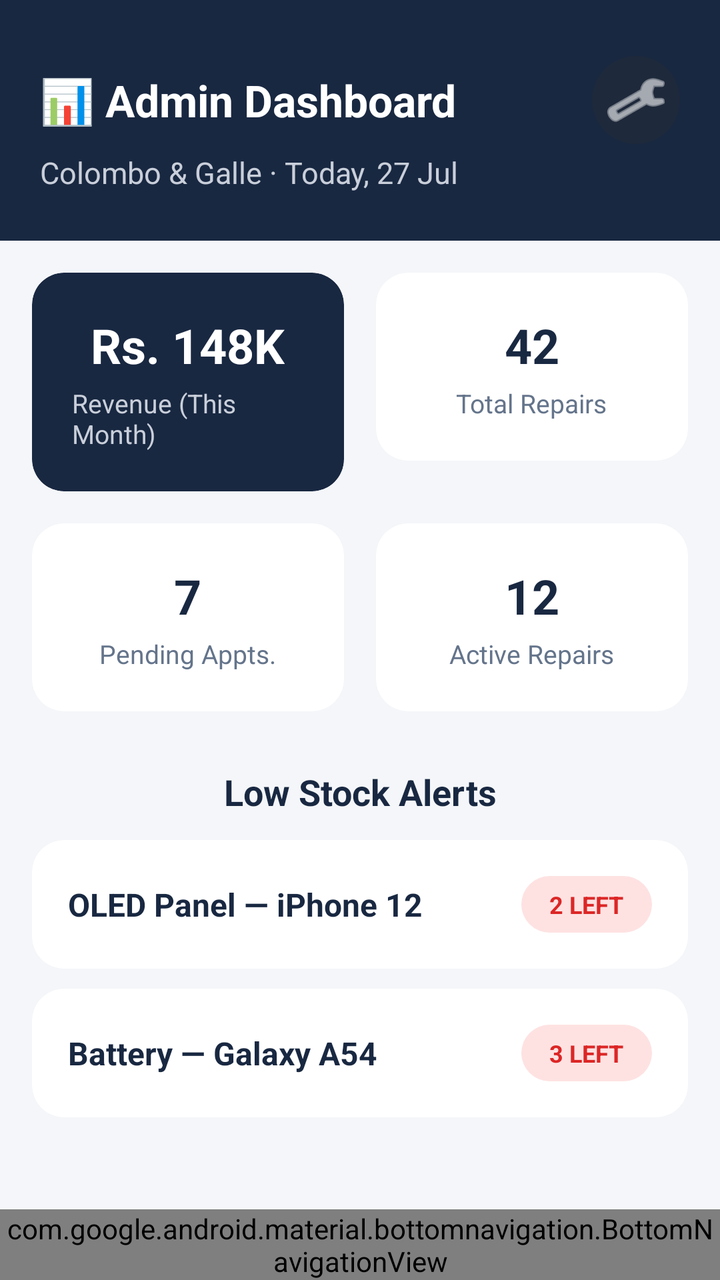
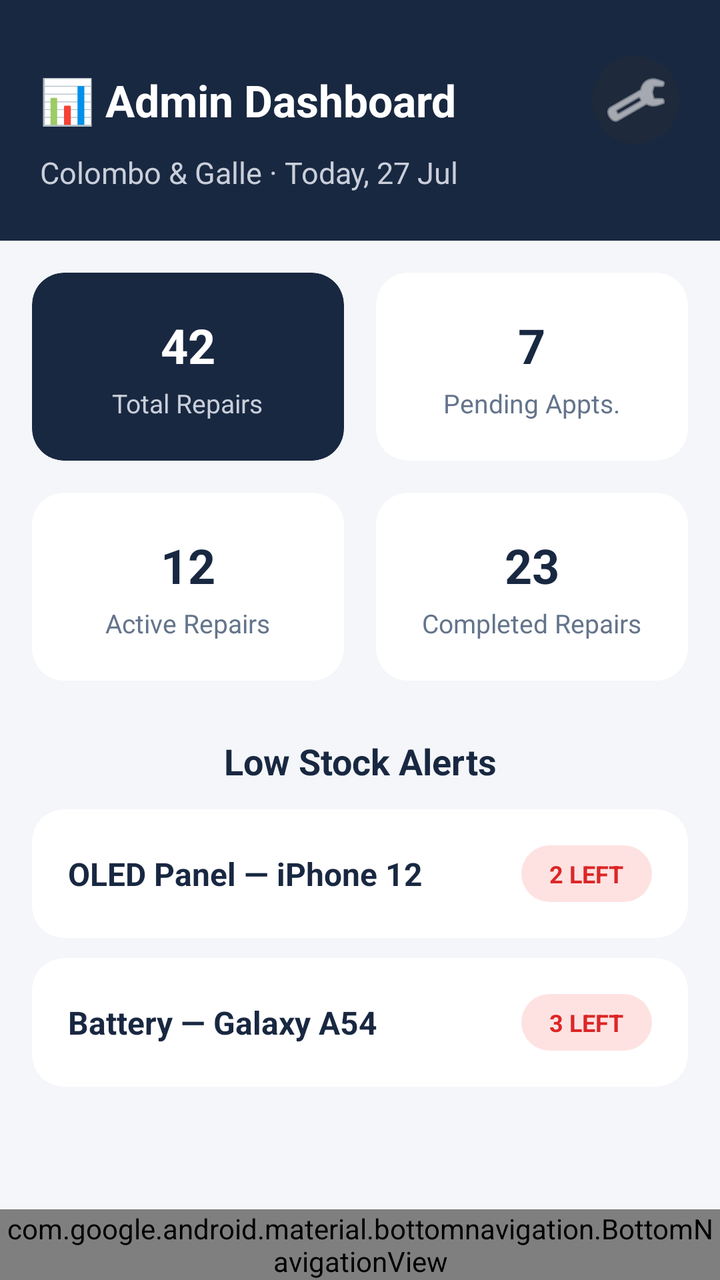

Before-and-after screenshots of an Android layout around one commit, followed by the original layout XML and the change that was made.
<!-- AndroidManifest.xml: application theme Theme.TechFix -->
<!-- res/layout/fragment_admin_dashboard.xml -->
<androidx.constraintlayout.widget.ConstraintLayout xmlns:android="http://schemas.android.com/apk/res/android" xmlns:app="http://schemas.android.com/apk/res-auto" android:layout_width="match_parent" android:layout_height="match_parent" android:background="@color/techfix_bg">

<LinearLayout android:id="@+id/header" android:layout_width="0dp" android:layout_height="wrap_content" android:background="@color/techfix_navy" android:orientation="vertical" android:paddingStart="20dp" android:paddingEnd="20dp" android:paddingTop="28dp" android:paddingBottom="24dp" app:layout_constraintTop_toTopOf="parent" app:layout_constraintStart_toStartOf="parent" app:layout_constraintEnd_toEndOf="parent">
<LinearLayout android:layout_width="match_parent" android:layout_height="wrap_content" android:orientation="horizontal" android:gravity="center_vertical">
<TextView android:id="@+id/tvDashboardTitle" android:layout_width="0dp" android:layout_height="wrap_content" android:layout_weight="1" android:text="📊 Admin Dashboard" android:textColor="@color/techfix_white" android:textSize="22sp" android:textStyle="bold"/>
<ImageButton android:id="@+id/btnSettings" android:layout_width="44dp" android:layout_height="44dp" android:background="@drawable/bg_icon_button_navy" android:contentDescription="Settings" android:src="@android:drawable/ic_menu_manage" app:tint="@color/techfix_white"/>
</LinearLayout>
<TextView android:id="@+id/tvDashboardSubtitle" android:layout_width="wrap_content" android:layout_height="wrap_content" android:layout_marginTop="4dp" android:text="Colombo &amp; Galle · Today, 27 Jul" android:textColor="#C9CFDA" android:textSize="15sp"/>
</LinearLayout>

<androidx.core.widget.NestedScrollView android:layout_width="0dp" android:layout_height="0dp" app:layout_constraintTop_toBottomOf="@id/header" app:layout_constraintBottom_toTopOf="@id/bottomNav" app:layout_constraintStart_toStartOf="parent" app:layout_constraintEnd_toEndOf="parent">
<LinearLayout android:layout_width="match_parent" android:layout_height="wrap_content" android:orientation="vertical" android:padding="16dp">

<LinearLayout android:layout_width="match_parent" android:layout_height="wrap_content" android:orientation="horizontal">
<androidx.cardview.widget.CardView android:layout_width="0dp" android:layout_height="wrap_content" android:layout_weight="1" android:layout_marginEnd="8dp" app:cardBackgroundColor="@color/techfix_navy" app:cardCornerRadius="16dp" app:cardElevation="0dp">
<LinearLayout android:layout_width="match_parent" android:layout_height="wrap_content" android:orientation="vertical" android:gravity="center" android:padding="20dp">
<TextView android:id="@+id/tvRevenueValue" android:layout_width="wrap_content" android:layout_height="wrap_content" android:text="Rs. 148K" android:textColor="@color/techfix_white" android:textSize="24sp" android:textStyle="bold"/>
<TextView android:layout_width="wrap_content" android:layout_height="wrap_content" android:layout_marginTop="4dp" android:text="Revenue (This Month)" android:textColor="#C9CFDA" android:textSize="13sp"/>
</LinearLayout>
</androidx.cardview.widget.CardView>
<androidx.cardview.widget.CardView android:layout_width="0dp" android:layout_height="wrap_content" android:layout_weight="1" android:layout_marginStart="8dp" app:cardBackgroundColor="@color/techfix_white" app:cardCornerRadius="16dp" app:cardElevation="0dp" app:strokeColor="@color/techfix_light_gray">
<LinearLayout android:layout_width="match_parent" android:layout_height="wrap_content" android:orientation="vertical" android:gravity="center" android:padding="20dp">
<TextView android:id="@+id/tvTotalRepairs" android:layout_width="wrap_content" android:layout_height="wrap_content" android:text="42" android:textColor="@color/techfix_navy" android:textSize="24sp" android:textStyle="bold"/>
<TextView android:layout_width="wrap_content" android:layout_height="wrap_content" android:layout_marginTop="4dp" android:text="Total Repairs" android:textColor="@color/techfix_gray_text" android:textSize="13sp"/>
</LinearLayout>
</androidx.cardview.widget.CardView>
</LinearLayout>
<LinearLayout android:layout_width="match_parent" android:layout_height="wrap_content" android:layout_marginTop="16dp" android:orientation="horizontal">
<androidx.cardview.widget.CardView android:layout_width="0dp" android:layout_height="wrap_content" android:layout_weight="1" android:layout_marginEnd="8dp" app:cardBackgroundColor="@color/techfix_white" app:cardCornerRadius="16dp" app:cardElevation="0dp">
<LinearLayout android:layout_width="match_parent" android:layout_height="wrap_content" android:orientation="vertical" android:gravity="center" android:padding="20dp">
<TextView android:id="@+id/tvPendingAppointments" android:layout_width="wrap_content" android:layout_height="wrap_content" android:text="7" android:textColor="@color/techfix_navy" android:textSize="24sp" android:textStyle="bold"/>
<TextView android:layout_width="wrap_content" android:layout_height="wrap_content" android:layout_marginTop="4dp" android:text="Pending Appts." android:textColor="@color/techfix_gray_text" android:textSize="13sp"/>
</LinearLayout>
</androidx.cardview.widget.CardView>
<androidx.cardview.widget.CardView android:layout_width="0dp" android:layout_height="wrap_content" android:layout_weight="1" android:layout_marginStart="8dp" app:cardBackgroundColor="@color/techfix_white" app:cardCornerRadius="16dp" app:cardElevation="0dp">
<LinearLayout android:layout_width="match_parent" android:layout_height="wrap_content" android:orientation="vertical" android:gravity="center" android:padding="20dp">
<TextView android:id="@+id/tvActiveRepairs" android:layout_width="wrap_content" android:layout_height="wrap_content" android:text="12" android:textColor="@color/techfix_navy" android:textSize="24sp" android:textStyle="bold"/>
<TextView android:layout_width="wrap_content" android:layout_height="wrap_content" android:layout_marginTop="4dp" android:text="Active Repairs" android:textColor="@color/techfix_gray_text" android:textSize="13sp"/>
</LinearLayout>
</androidx.cardview.widget.CardView>
</LinearLayout>

<TextView android:layout_width="match_parent" android:layout_height="wrap_content" android:layout_marginTop="28dp" android:layout_marginBottom="12dp" android:gravity="center" android:text="Low Stock Alerts" android:textColor="@color/techfix_navy" android:textSize="18sp" android:textStyle="bold"/>

<LinearLayout android:id="@+id/lowStockContainer" android:layout_width="match_parent" android:layout_height="wrap_content" android:orientation="vertical">
<androidx.cardview.widget.CardView android:layout_width="match_parent" android:layout_height="wrap_content" android:layout_marginBottom="10dp" app:cardBackgroundColor="@color/techfix_white" app:cardCornerRadius="16dp" app:cardElevation="0dp">
<LinearLayout android:layout_width="match_parent" android:layout_height="wrap_content" android:orientation="horizontal" android:gravity="center_vertical" android:padding="18dp">
<TextView android:layout_width="0dp" android:layout_height="wrap_content" android:layout_weight="1" android:text="OLED Panel — iPhone 12" android:textColor="@color/techfix_navy" android:textSize="16sp" android:textStyle="bold"/>
<TextView android:layout_width="wrap_content" android:layout_height="wrap_content" android:background="@drawable/bg_pill_red" android:paddingStart="14dp" android:paddingEnd="14dp" android:paddingTop="6dp" android:paddingBottom="6dp" android:text="2 LEFT" android:textColor="@color/techfix_red" android:textSize="12sp" android:textStyle="bold"/>
</LinearLayout>
</androidx.cardview.widget.CardView>
<androidx.cardview.widget.CardView android:layout_width="match_parent" android:layout_height="wrap_content" app:cardBackgroundColor="@color/techfix_white" app:cardCornerRadius="16dp" app:cardElevation="0dp">
<LinearLayout android:layout_width="match_parent" android:layout_height="wrap_content" android:orientation="horizontal" android:gravity="center_vertical" android:padding="18dp">
<TextView android:layout_width="0dp" android:layout_height="wrap_content" android:layout_weight="1" android:text="Battery — Galaxy A54" android:textColor="@color/techfix_navy" android:textSize="16sp" android:textStyle="bold"/>
<TextView android:layout_width="wrap_content" android:layout_height="wrap_content" android:background="@drawable/bg_pill_red" android:paddingStart="14dp" android:paddingEnd="14dp" android:paddingTop="6dp" android:paddingBottom="6dp" android:text="3 LEFT" android:textColor="@color/techfix_red" android:textSize="12sp" android:textStyle="bold"/>
</LinearLayout>
</androidx.cardview.widget.CardView>
</LinearLayout>
</LinearLayout>
</androidx.core.widget.NestedScrollView>

<com.google.android.material.bottomnavigation.BottomNavigationView android:id="@+id/bottomNav" android:layout_width="0dp" android:layout_height="wrap_content" android:background="@color/techfix_white" app:itemIconTint="@color/nav_item_color_selector" app:itemTextColor="@color/nav_item_color_selector" app:menu="@menu/menu_admin_bottom_nav" app:layout_constraintBottom_toBottomOf="parent" app:layout_constraintStart_toStartOf="parent" app:layout_constraintEnd_toEndOf="parent"/>
</androidx.constraintlayout.widget.ConstraintLayout>
<!-- resources referenced by this layout -->
<resources>
  <color name="techfix_bg">#F4F6F9</color>
  <color name="techfix_gray_text">#64748B</color>
  <color name="techfix_light_gray">#E2E8F0</color>
  <color name="techfix_navy">#192841</color>
  <color name="techfix_red">#DC2626</color>
  <color name="techfix_white">#FFFFFF</color>
  <!-- drawable bg_icon_button_navy (drawable) -->
  <?xml version="1.0" encoding="utf-8"?>
  <shape xmlns:android="http://schemas.android.com/apk/res/android" android:shape="oval">
      <solid android:color="#1E293B" />
  </shape>
  <!-- drawable bg_pill_red (drawable) -->
  <?xml version="1.0" encoding="utf-8"?>
  <shape xmlns:android="http://schemas.android.com/apk/res/android" android:shape="rectangle">
      <solid android:color="#FEE2E2" />
      <corners android:radius="20dp" />
  </shape>
  <style name="Theme.TechFix" parent="Base.Theme.TechFix" />
  <style name="Base.Theme.TechFix" parent="Theme.Material3.DayNight.NoActionBar">
          
          <item name="colorPrimary">@color/accent_amber</item>
          <item name="colorOnPrimary">@color/white</item>
          <item name="colorPrimaryContainer">@color/navy_header</item>
          <item name="colorOnPrimaryContainer">@color/white</item>
          <item name="android:windowBackground">@color/bg_app</item>
          <item name="android:statusBarColor">@color/navy_header</item>
      </style>
  <color name="accent_amber">#F59E0B</color>
  <color name="white">#FFFFFFFF</color>
  <color name="navy_header">#192841</color>
  <color name="bg_app">#F4F6F9</color>
</resources>

<!-- the commit's change to res/layout/fragment_admin_dashboard.xml (unified diff, before → after) -->
@@ -14,28 +14,28 @@
 <LinearLayout android:layout_width="match_parent" android:layout_height="wrap_content" android:orientation="horizontal">
 <androidx.cardview.widget.CardView android:layout_width="0dp" android:layout_height="wrap_content" android:layout_weight="1" android:layout_marginEnd="8dp" app:cardBackgroundColor="@color/techfix_navy" app:cardCornerRadius="16dp" app:cardElevation="0dp">
 <LinearLayout android:layout_width="match_parent" android:layout_height="wrap_content" android:orientation="vertical" android:gravity="center" android:padding="20dp">
-<TextView android:id="@+id/tvRevenueValue" android:layout_width="wrap_content" android:layout_height="wrap_content" android:text="Rs. 148K" android:textColor="@color/techfix_white" android:textSize="24sp" android:textStyle="bold"/>
-<TextView android:layout_width="wrap_content" android:layout_height="wrap_content" android:layout_marginTop="4dp" android:text="Revenue (This Month)" android:textColor="#C9CFDA" android:textSize="13sp"/>
+<TextView android:id="@+id/tvTotalRepairs" android:layout_width="wrap_content" android:layout_height="wrap_content" android:text="42" android:textColor="@color/techfix_white" android:textSize="24sp" android:textStyle="bold"/>
+<TextView android:layout_width="wrap_content" android:layout_height="wrap_content" android:layout_marginTop="4dp" android:text="Total Repairs" android:textColor="#C9CFDA" android:textSize="13sp"/>
 </LinearLayout>
 </androidx.cardview.widget.CardView>
 <androidx.cardview.widget.CardView android:layout_width="0dp" android:layout_height="wrap_content" android:layout_weight="1" android:layout_marginStart="8dp" app:cardBackgroundColor="@color/techfix_white" app:cardCornerRadius="16dp" app:cardElevation="0dp" app:strokeColor="@color/techfix_light_gray">
 <LinearLayout android:layout_width="match_parent" android:layout_height="wrap_content" android:orientation="vertical" android:gravity="center" android:padding="20dp">
-<TextView android:id="@+id/tvTotalRepairs" android:layout_width="wrap_content" android:layout_height="wrap_content" android:text="42" android:textColor="@color/techfix_navy" android:textSize="24sp" android:textStyle="bold"/>
-<TextView android:layout_width="wrap_content" android:layout_height="wrap_content" android:layout_marginTop="4dp" android:text="Total Repairs" android:textColor="@color/techfix_gray_text" android:textSize="13sp"/>
+<TextView android:id="@+id/tvPendingAppointments" android:layout_width="wrap_content" android:layout_height="wrap_content" android:text="7" android:textColor="@color/techfix_navy" android:textSize="24sp" android:textStyle="bold"/>
+<TextView android:layout_width="wrap_content" android:layout_height="wrap_content" android:layout_marginTop="4dp" android:text="Pending Appts." android:textColor="@color/techfix_gray_text" android:textSize="13sp"/>
 </LinearLayout>
 </androidx.cardview.widget.CardView>
 </LinearLayout>
 <LinearLayout android:layout_width="match_parent" android:layout_height="wrap_content" android:layout_marginTop="16dp" android:orientation="horizontal">
 <androidx.cardview.widget.CardView android:layout_width="0dp" android:layout_height="wrap_content" android:layout_weight="1" android:layout_marginEnd="8dp" app:cardBackgroundColor="@color/techfix_white" app:cardCornerRadius="16dp" app:cardElevation="0dp">
 <LinearLayout android:layout_width="match_parent" android:layout_height="wrap_content" android:orientation="vertical" android:gravity="center" android:padding="20dp">
-<TextView android:id="@+id/tvPendingAppointments" android:layout_width="wrap_content" android:layout_height="wrap_content" android:text="7" android:textColor="@color/techfix_navy" android:textSize="24sp" android:textStyle="bold"/>
-<TextView android:layout_width="wrap_content" android:layout_height="wrap_content" android:layout_marginTop="4dp" android:text="Pending Appts." android:textColor="@color/techfix_gray_text" android:textSize="13sp"/>
+<TextView android:id="@+id/tvActiveRepairs" android:layout_width="wrap_content" android:layout_height="wrap_content" android:text="12" android:textColor="@color/techfix_navy" android:textSize="24sp" android:textStyle="bold"/>
+<TextView android:layout_width="wrap_content" android:layout_height="wrap_content" android:layout_marginTop="4dp" android:text="Active Repairs" android:textColor="@color/techfix_gray_text" android:textSize="13sp"/>
 </LinearLayout>
 </androidx.cardview.widget.CardView>
 <androidx.cardview.widget.CardView android:layout_width="0dp" android:layout_height="wrap_content" android:layout_weight="1" android:layout_marginStart="8dp" app:cardBackgroundColor="@color/techfix_white" app:cardCornerRadius="16dp" app:cardElevation="0dp">
 <LinearLayout android:layout_width="match_parent" android:layout_height="wrap_content" android:orientation="vertical" android:gravity="center" android:padding="20dp">
-<TextView android:id="@+id/tvActiveRepairs" android:layout_width="wrap_content" android:layout_height="wrap_content" android:text="12" android:textColor="@color/techfix_navy" android:textSize="24sp" android:textStyle="bold"/>
-<TextView android:layout_width="wrap_content" android:layout_height="wrap_content" android:layout_marginTop="4dp" android:text="Active Repairs" android:textColor="@color/techfix_gray_text" android:textSize="13sp"/>
+<TextView android:id="@+id/tvCompletedRepairs" android:layout_width="wrap_content" android:layout_height="wrap_content" android:text="23" android:textColor="@color/techfix_navy" android:textSize="24sp" android:textStyle="bold"/>
+<TextView android:layout_width="wrap_content" android:layout_height="wrap_content" android:layout_marginTop="4dp" android:text="Completed Repairs" android:textColor="@color/techfix_gray_text" android:textSize="13sp"/>
 </LinearLayout>
 </androidx.cardview.widget.CardView>
 </LinearLayout>
